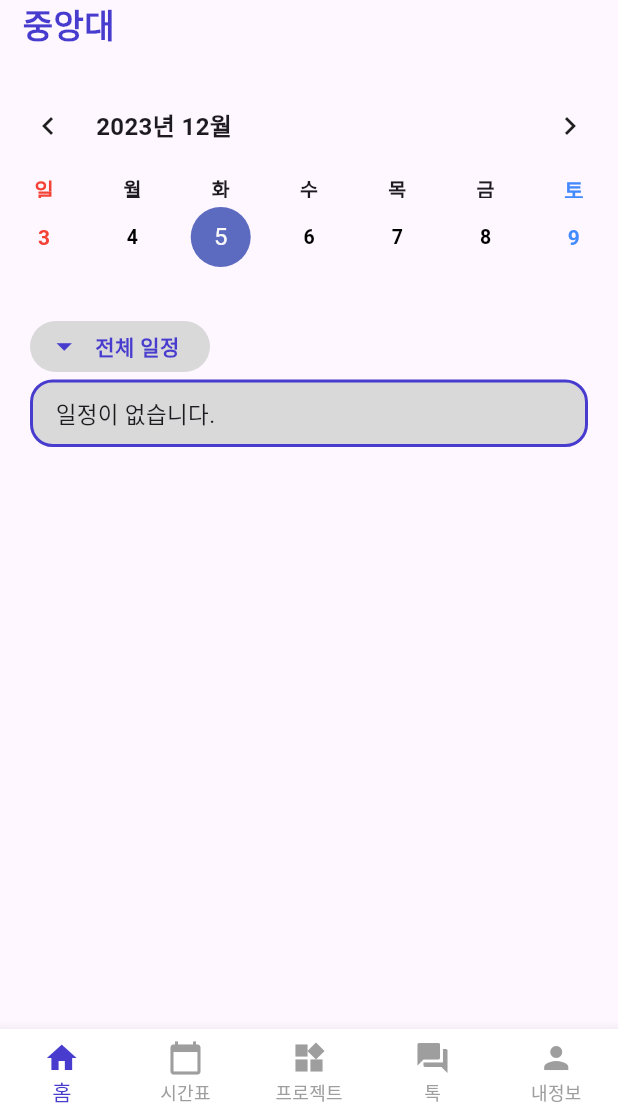
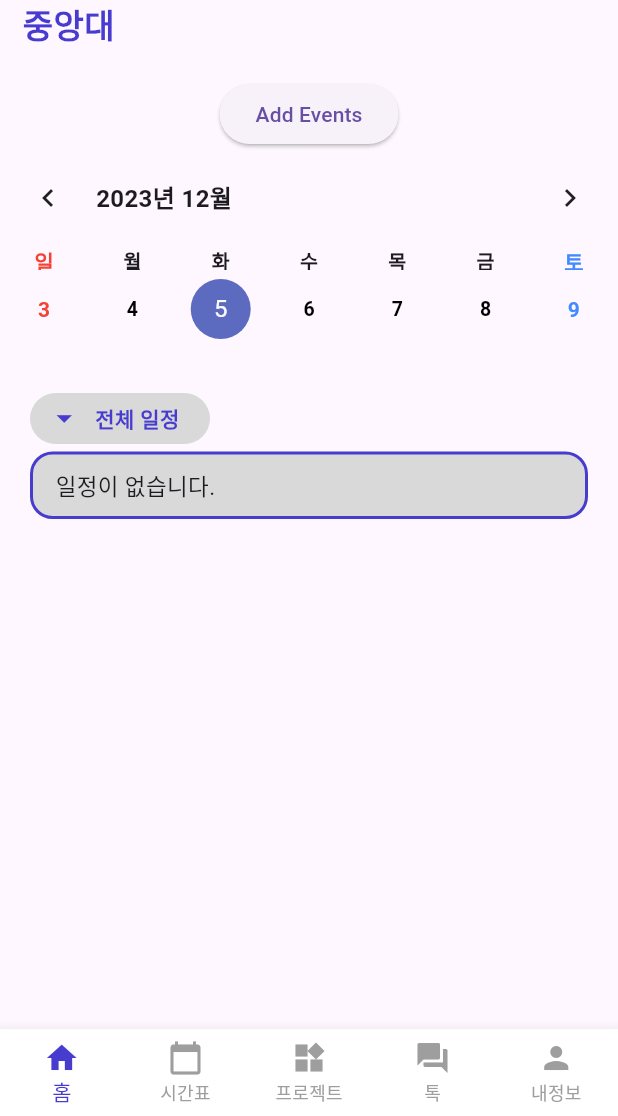
Before and after one commit to rkftp/Kroocrew, a Flutter app: the Middle screen opened by its route, on a phone screen of 412 x 824 dp, the part 120-1236 px from its top. Run offline on Flutter 3.47's test engine with Material 3 defaults, Android fonts, the phone set to English and light mode, and no system bars; drawn by our look-alikes of table_calendar; our stand-ins replace dio, flutter_riverpod, flutter_secure_storage, functional_widget_annotation, get, go_router and 2 more; accounts and stored records are empty; network calls fail.

Commit message:
팝업 이슈

```diff
--- a/lib/screens/home/2.Cal_Test.dart
+++ b/lib/screens/home/2.Cal_Test.dart
@@ -1,25 +1,44 @@
 import 'package:flutter/material.dart';
 import 'package:table_calendar/table_calendar.dart';
 import 'package:intl/intl.dart'; // 날짜 포매팅을 위해 추가
+import '/providers/mainprovider.dart';
+class TableCalendarScreen extends StatefulWidget {
+  final List<Schedule> scheduleList;
 
-class TableCalendarScreen extends StatefulWidget {
-  const TableCalendarScreen({Key? key}) : super(key: key);
+  TableCalendarScreen({Key? key, required this.scheduleList}) : super(key: key);
 
   @override
-  State<TableCalendarScreen> createState() => _TableCalendarScreenState();
+  _TableCalendarScreenState createState() => _TableCalendarScreenState();
 }
 
 class _TableCalendarScreenState extends State<TableCalendarScreen> {
-  Map<DateTime, List<Event>> events = {
-    DateTime.utc(2023, 11, 24): [Event('lol'), Event('snas')],
-    DateTime.utc(2023, 11, 25): [Event('fxxk')],
-  };
+
+  Map<DateTime, List<Event>> events = {};
   DateTime selectedDay = DateTime.now();
   DateTime focusedDay = DateTime.now();
 
+
+  void addEvents() {
+    Map<DateTime, List<Event>> updatedEvents = Map.from(events);
+    for (int i = 0; i< widget.scheduleList.length; i++) {
+      DateTime fullDateTime = DateTime.parse(widget.scheduleList[i].deadLine);
+      DateTime deadline = DateTime(fullDateTime.year, fullDateTime.month, fullDateTime.day);
+      String description = widget.scheduleList[i].description;
+      print(widget.scheduleList[i].deadLine);
+      if (!updatedEvents.containsKey(deadline)) {
+        updatedEvents[deadline] = [];
+      }
+      updatedEvents[deadline]!.add(Event(description));
+    }
+    setState(() {
+      events = updatedEvents;
+    });
+    print(events);
+  }
   List<Event> _getEventsForDay(DateTime day) {
     return events[day] ?? [];
   }
+
 
   void _showEventsDialog(DateTime day) {
     final eventList = _getEventsForDay(day);
@@ -28,9 +47,10 @@ class _TableCalendarScreenState extends State<TableCalendarScreen> {
     showDialog(
       context: context,
       builder: (context) => AlertDialog(
-        title: Text(DateFormat('yyyy-MM-dd').format(day)),
+        title: Text(DateFormat('MM월dd일').format(day)),
         content: Column(
           mainAxisSize: MainAxisSize.min,
+
           children: eventList
               .map((event) => ListTile(title: Text(event.title)))
               .toList(),
@@ -46,8 +66,15 @@ class _TableCalendarScreenState extends State<TableCalendarScreen> {
   }
 
   @override
+
   Widget build(BuildContext context) {
-    return Container(
+    return Column(
+      children: [
+        ElevatedButton(
+          onPressed: addEvents,
+          child: Text('Add Events'),
+        ),
+        Container(
           child: TableCalendar(
             locale: 'ko_KR',
             firstDay: DateTime.utc(2001, 1, 1),
@@ -61,6 +88,7 @@ class _TableCalendarScreenState extends State<TableCalendarScreen> {
               });
               _showEventsDialog(selectedDay);
             },
+
             eventLoader: _getEventsForDay,
             headerStyle: HeaderStyle(
               formatButtonVisible: false,
@@ -119,6 +147,8 @@ class _TableCalendarScreenState extends State<TableCalendarScreen> {
               },
             ),
           ),
+        ),
+      ],
     );
   }
 }
--- a/lib/screens/home/3.List.dart
+++ b/lib/screens/home/3.List.dart
@@ -20,8 +20,6 @@ class _listState extends State<list> {
       setState((){week_box = true;});
     }
   }
-
-
 
   bool isArrowUp = false;
 
--- a/lib/screens/home/home_main.dart
+++ b/lib/screens/home/home_main.dart
@@ -40,9 +40,8 @@ class _MiddleState extends ConsumerState<Middle> {
         deadLine: item.deadLine,
         description: item.description,
       )).toList();
+      print(scheduleList);
     }
-
-
 
 
 
@@ -52,7 +51,8 @@ class _MiddleState extends ConsumerState<Middle> {
           crossAxisAlignment: CrossAxisAlignment.start,
           children: [
             Head.Head(app_name: 'Kroocrew', user_uni_name: '중앙대', user_dep_name:mainData.department),
-            Cal_Test.TableCalendarScreen(),
+
+            Cal_Test.TableCalendarScreen(scheduleList: scheduleList),
             Middle_Cal.list(b1: scheduleList),
           ],
         ),
--- a/lib/screens/myinfo/Myinfo.dart
+++ b/lib/screens/myinfo/Myinfo.dart
@@ -69,6 +69,7 @@ class _MyinfoState extends ConsumerState<Myinfo> {
 
     return Scaffold(
       body: SafeArea(
+        child: SingleChildScrollView(
           child: Container(
             child:Column(
               crossAxisAlignment: CrossAxisAlignment.start,
@@ -155,6 +156,7 @@ class _MyinfoState extends ConsumerState<Myinfo> {
             ),
 
 
+          ),
         ),
       ),
     );
--- a/lib/screens/projects/MyProject_schedule.dart
+++ b/lib/screens/projects/MyProject_schedule.dart
@@ -127,7 +127,7 @@ class contextBox extends ConsumerWidget {
 
   @override
   Widget build(BuildContext context, WidgetRef ref) {
-    return Expanded(
+    return SingleChildScrollView(child:Expanded(
       child: ListView.builder(itemCount:3,itemBuilder: (c,i){
         return Container(
           margin: EdgeInsets.fromLTRB(10, 10, 10, 0),
@@ -154,7 +154,7 @@ class contextBox extends ConsumerWidget {
                   children: [
                     Icon(icon[i]),
                     Container(
-                      width: 240,
+                      width: 220,
                       alignment: Alignment.centerLeft,
                       child: Text('${sub_name[i]}',style: TextStyle(
                         fontWeight: FontWeight.w700,
@@ -190,7 +190,7 @@ class contextBox extends ConsumerWidget {
           ),
         );
       },),
-    );
+    ));
   }
 }
 class box extends StatelessWidget {
```
Lines whose indentation alone changed are shown as unchanged.
